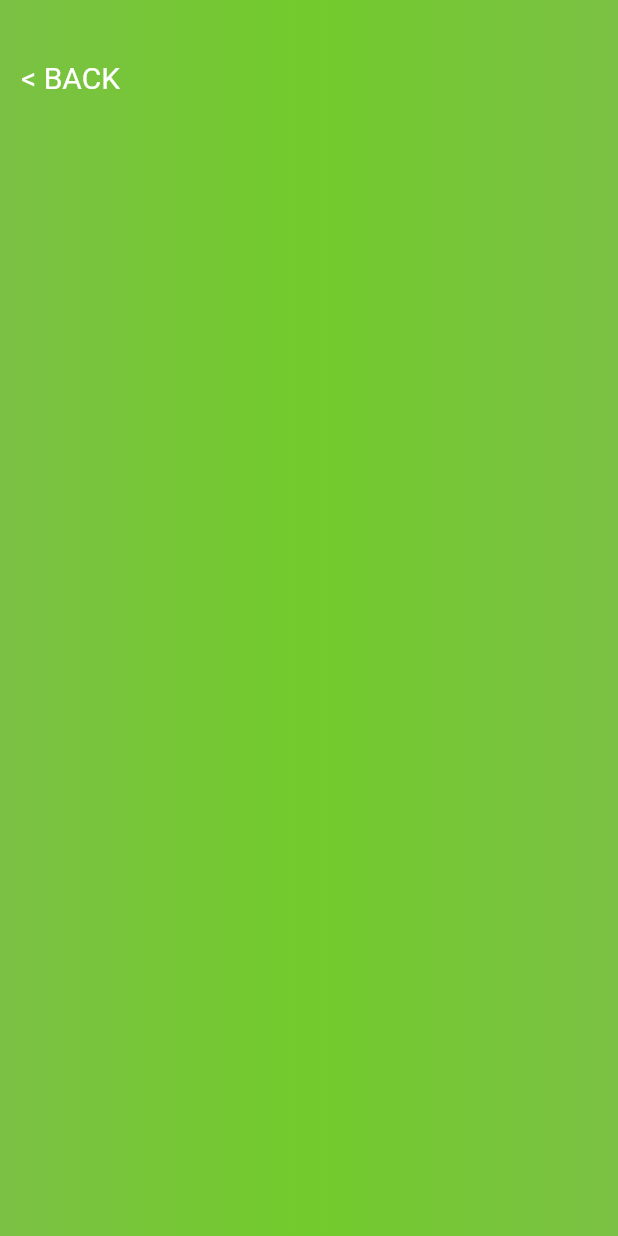
After one commit to LeonardoFCorrea/Bills-Bid, a Flutter app: the ProfilePage screen opened directly, on a phone screen of 412 x 824 dp. The commit adds this screen. Run offline on Flutter 3.47's test engine with Material 2 defaults, Android fonts, the phone set to English and light mode, and no system bars; our stand-ins replace page_transition; Roboto replaces fonts that are missing (Poppins).

Commit message:
[Front-End] FIX Bugs in dashboard/home/login/register/resetPassword pages | ADD Start profile page

```diff
--- /dev/null
+++ b/lib/profile.dart
@@ -0,0 +1,58 @@
+import 'package:flutter/material.dart';
+import 'package:page_transition/page_transition.dart';
+
+class ProfilePage extends StatefulWidget {
+  const ProfilePage({Key? key}) : super(key: key);
+
+  @override
+  State<ProfilePage> createState() => _ProfileState();
+}
+
+class _ProfileState extends State<ProfilePage> {
+  @override
+  Widget build(BuildContext context) {
+    return Scaffold(
+        body: Container(
+      height: double.infinity,
+      width: double.maxFinite,
+      decoration: BoxDecoration(
+          gradient: LinearGradient(colors: [
+        Color(0xFF7BC144),
+        Color(0xFF72CB2C),
+        Color(0xFF7BC144),
+      ])),
+      child: SingleChildScrollView(
+        child: Padding(
+          padding: EdgeInsets.all(0),
+          child: Center(
+            child: Column(
+              children: [
+                Row(children: [
+                  Padding(
+                      padding: EdgeInsets.only(left: 14, top: 40),
+                      child: InkWell(
+                        child: Padding(
+                          padding: EdgeInsets.only(),
+                          child: Text(
+                            '< BACK',
+                            style: TextStyle(
+                                color: Colors.white,
+                                fontSize: 20,
+                                fontWeight: FontWeight.w400),
+                          ),
+                        ),
+                        onTap: () {
+                          Navigator.pop(
+                            context,
+                          );
+                        },
+                      )),
+                ]),
+              ],
+            ),
+          ),
+        ),
+      ),
+    ));
+  }
+}
```
Also changed, not shown: lib/dashboard.dart (+29 -31 lines), lib/login.dart (+3 -7 lines), lib/register.dart (+3 -8 lines), lib/resetPassword.dart (+3 -9 lines), images/dashboard-icon.png (renamed from images/home-icon.png).
